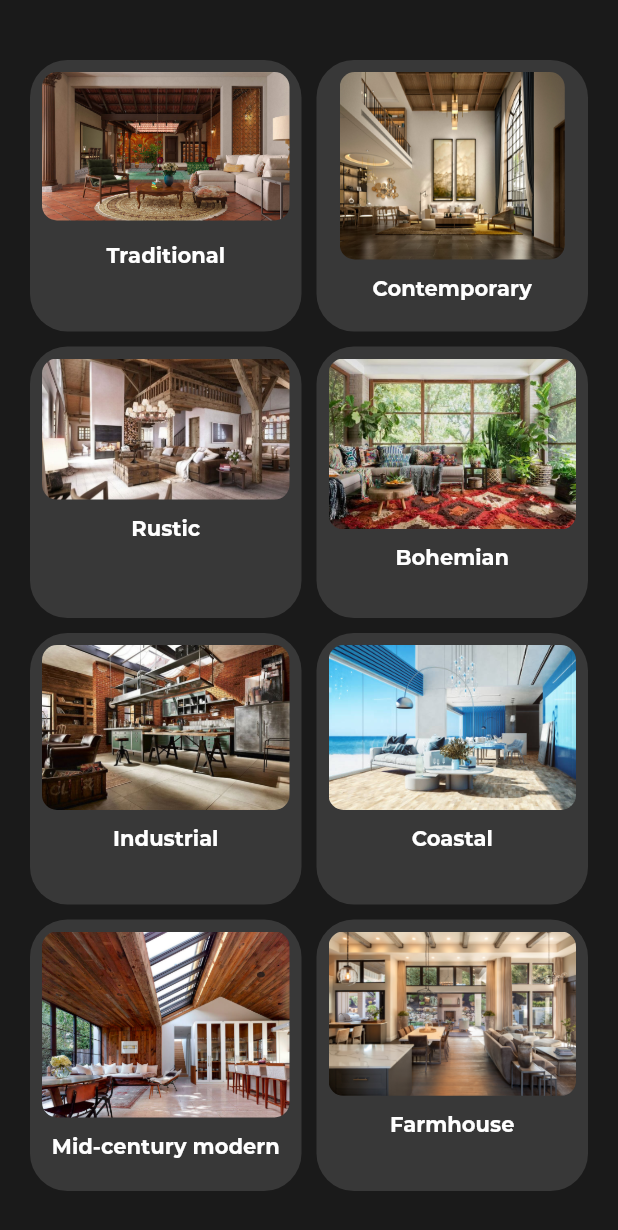
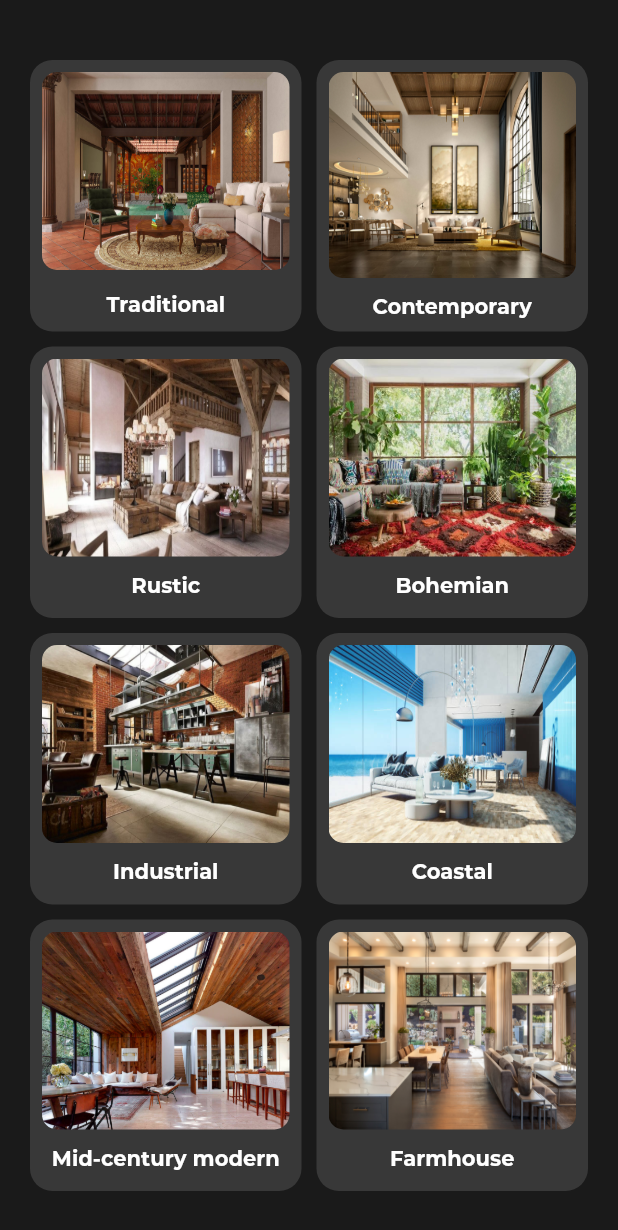
Before and after one commit to Jay4Codes/Decor-AI, a Flutter app: the Categories screen opened directly, on a phone screen of 412 x 824 dp. Shown: the top 1230 px of the screen. Run offline on Flutter 3.47's test engine with Material 2 defaults, Android fonts, the light colour scheme and no system bars; our stand-ins replace animated_splash_screen, camera, cloud_firestore, curved_navigation_bar, dotted_border, firebase_core and 9 more; missing offline and left inert: augmented_reality_plugin, flutter_overlay_loader, panorama, pay, razorpay_flutter; accounts and stored records are empty; statements that could not run were skipped.

Commit message:
Ui changes made

```diff
--- a/lib/screens/categories.dart
+++ b/lib/screens/categories.dart
@@ -17,6 +17,7 @@ class _CategoriesState extends State<Categories> {
         margin: EdgeInsets.symmetric(vertical: 20),
         child: GridView.count(
           crossAxisCount: 2,
+          physics: BouncingScrollPhysics(),
           primary: false,
           padding: const EdgeInsets.all(20),
           crossAxisSpacing: 10,
@@ -34,7 +35,7 @@ class _CategoriesState extends State<Categories> {
               child: Container(
                 decoration: BoxDecoration(
                     color: Color(0xFF565656).withOpacity(0.5),
-                    borderRadius: BorderRadius.all(Radius.circular(25.0))),
+                    borderRadius: BorderRadius.all(Radius.circular(15.0))),
                 padding: const EdgeInsets.all(8),
                 child: Column(
                   children: [
@@ -42,7 +43,8 @@ class _CategoriesState extends State<Categories> {
                       borderRadius: BorderRadius.circular(10),
                       child: Image.asset(
                         "assets/images/traditional.jpg",
-                        fit: BoxFit.contain,
+                        height: 132,
+                        fit: BoxFit.fill,
                       ),
                     ),
                     SizedBox(
@@ -71,7 +73,7 @@ class _CategoriesState extends State<Categories> {
               child: Container(
                 decoration: BoxDecoration(
                     color: Color(0xFF565656).withOpacity(0.5),
-                    borderRadius: BorderRadius.all(Radius.circular(25.0))),
+                    borderRadius: BorderRadius.all(Radius.circular(15.0))),
                 padding: const EdgeInsets.all(8),
                 child: Column(
                   children: [
@@ -79,7 +81,7 @@ class _CategoriesState extends State<Categories> {
                       borderRadius: BorderRadius.circular(10),
                       child: Image.asset(
                         "assets/images/contemporary.jpeg",
-                        height: 125,
+                        fit: BoxFit.fill,
                       ),
                     ),
                     SizedBox(
@@ -108,7 +110,7 @@ class _CategoriesState extends State<Categories> {
               child: Container(
                 decoration: BoxDecoration(
                     color: Color(0xFF565656).withOpacity(0.5),
-                    borderRadius: BorderRadius.all(Radius.circular(25.0))),
+                    borderRadius: BorderRadius.all(Radius.circular(15.0))),
                 padding: const EdgeInsets.all(8),
                 child: Column(
                   children: [
@@ -116,7 +118,8 @@ class _CategoriesState extends State<Categories> {
                       borderRadius: BorderRadius.circular(10),
                       child: Image.asset(
                         "assets/images/rustic.jpeg",
-                        fit: BoxFit.contain,
+                        height: 132,
+                        fit: BoxFit.fill,
                       ),
                     ),
                     SizedBox(
@@ -143,7 +146,7 @@ class _CategoriesState extends State<Categories> {
               child: Container(
                 decoration: BoxDecoration(
                     color: Color(0xFF565656).withOpacity(0.5),
-                    borderRadius: BorderRadius.all(Radius.circular(25.0))),
+                    borderRadius: BorderRadius.all(Radius.circular(15.0))),
                 padding: const EdgeInsets.all(8),
                 child: Column(
                   children: [
@@ -151,7 +154,8 @@ class _CategoriesState extends State<Categories> {
                       borderRadius: BorderRadius.circular(10),
                       child: Image.asset(
                         "assets/images/bohemian.jpg",
-                        fit: BoxFit.contain,
+                        fit: BoxFit.fill,
+                        height: 132,
                       ),
                     ),
                     SizedBox(
@@ -178,7 +182,7 @@ class _CategoriesState extends State<Categories> {
               child: Container(
                 decoration: BoxDecoration(
                     color: Color(0xFF565656).withOpacity(0.5),
-                    borderRadius: BorderRadius.all(Radius.circular(25.0))),
+                    borderRadius: BorderRadius.all(Radius.circular(15.0))),
                 padding: const EdgeInsets.all(8),
                 child: Column(
                   children: [
@@ -186,7 +190,8 @@ class _CategoriesState extends State<Categories> {
                       borderRadius: BorderRadius.circular(10),
                       child: Image.asset(
                         "assets/images/industrial.png",
-                        fit: BoxFit.contain,
+                        fit: BoxFit.fill,
+                        height: 132,
                       ),
                     ),
                     SizedBox(
@@ -213,7 +218,7 @@ class _CategoriesState extends State<Categories> {
               child: Container(
                 decoration: BoxDecoration(
                     color: Color(0xFF565656).withOpacity(0.5),
-                    borderRadius: BorderRadius.all(Radius.circular(25.0))),
+                    borderRadius: BorderRadius.all(Radius.circular(15.0))),
                 padding: const EdgeInsets.all(8),
                 child: Column(
                   children: [
@@ -221,7 +226,8 @@ class _CategoriesState extends State<Categories> {
                       borderRadius: BorderRadius.circular(10),
                       child: Image.asset(
                         "assets/images/coastal.jpg",
-                        fit: BoxFit.contain,
+                        fit: BoxFit.fill,
+                        height: 132,
                       ),
                     ),
                     SizedBox(
@@ -243,12 +249,12 @@ class _CategoriesState extends State<Categories> {
                     MaterialPageRoute(
                         builder: ((context) => PanoramaView(
                             image: 'assets/images/mid-century.jpg',
-                            placeName: 'Mid-Century Modern'))));
+                            placeName: 'Mid-Century'))));
               },
               child: Container(
                 decoration: BoxDecoration(
                     color: Color(0xFF565656).withOpacity(0.5),
-                    borderRadius: BorderRadius.all(Radius.circular(25.0))),
+                    borderRadius: BorderRadius.all(Radius.circular(15.0))),
                 padding: const EdgeInsets.all(8),
                 child: Column(
                   children: [
@@ -256,7 +262,8 @@ class _CategoriesState extends State<Categories> {
                       borderRadius: BorderRadius.circular(10),
                       child: Image.asset(
                         "assets/images/mid-century.jpg",
-                        fit: BoxFit.contain,
+                        height: 132,
+                        fit: BoxFit.fill,
                       ),
                     ),
                     SizedBox(
@@ -283,7 +290,7 @@ class _CategoriesState extends State<Categories> {
               child: Container(
                 decoration: BoxDecoration(
                     color: Color(0xFF565656).withOpacity(0.5),
-                    borderRadius: BorderRadius.all(Radius.circular(25.0))),
+                    borderRadius: BorderRadius.all(Radius.circular(15.0))),
                 padding: const EdgeInsets.all(8),
                 child: Column(
                   children: [
@@ -291,7 +298,8 @@ class _CategoriesState extends State<Categories> {
                       borderRadius: BorderRadius.circular(10),
                       child: Image.asset(
                         "assets/images/farmhouse.jpg",
-                        fit: BoxFit.contain,
+                        height: 132,
+                        fit: BoxFit.fill,
                       ),
                     ),
                     SizedBox(
@@ -318,7 +326,7 @@ class _CategoriesState extends State<Categories> {
               child: Container(
                 decoration: BoxDecoration(
                     color: Color(0xFF565656).withOpacity(0.5),
-                    borderRadius: BorderRadius.all(Radius.circular(25.0))),
+                    borderRadius: BorderRadius.all(Radius.circular(15.0))),
                 padding: const EdgeInsets.all(8),
                 child: Column(
                   children: [
@@ -326,7 +334,8 @@ class _CategoriesState extends State<Categories> {
                       borderRadius: BorderRadius.circular(10),
                       child: Image.asset(
                         "assets/images/scandinavian.jpg",
-                        fit: BoxFit.contain,
+                        height: 132,
+                        fit: BoxFit.fill,
                       ),
                     ),
                     SizedBox(
@@ -361,7 +370,8 @@ class _CategoriesState extends State<Categories> {
                       borderRadius: BorderRadius.circular(10),
                       child: Image.asset(
                         "assets/images/rajhastani.jpg",
-                        fit: BoxFit.contain,
+                        height: 132,
+                        fit: BoxFit.fill,
                       ),
                     ),
                     SizedBox(
```
Also changed, not shown: lib/screens/item_details_screen.dart (+81 -51 lines), lib/screens/item_ui_design_widget.dart (+57 -70 lines), lib/screens/items_upload_screen.dart (+54 -19 lines), lib/screens/marketplace.dart (+13 -4 lines), lib/screens/panorama_view.dart (+65 -6 lines), assets/images/razorpay.png (added).
